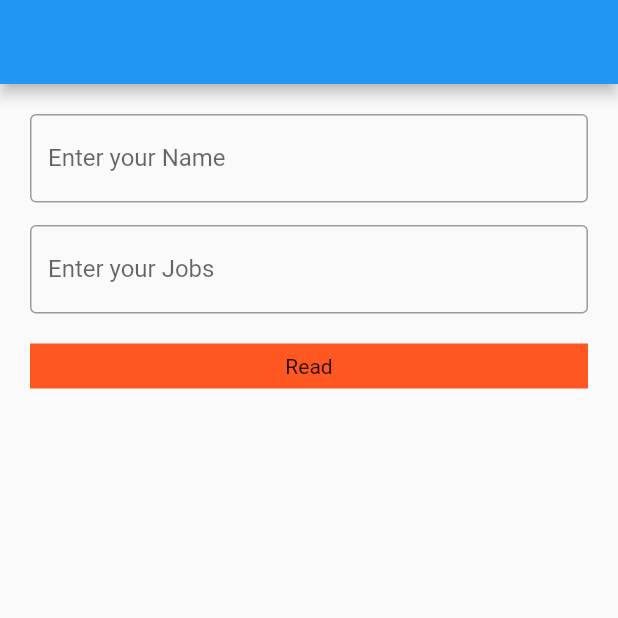
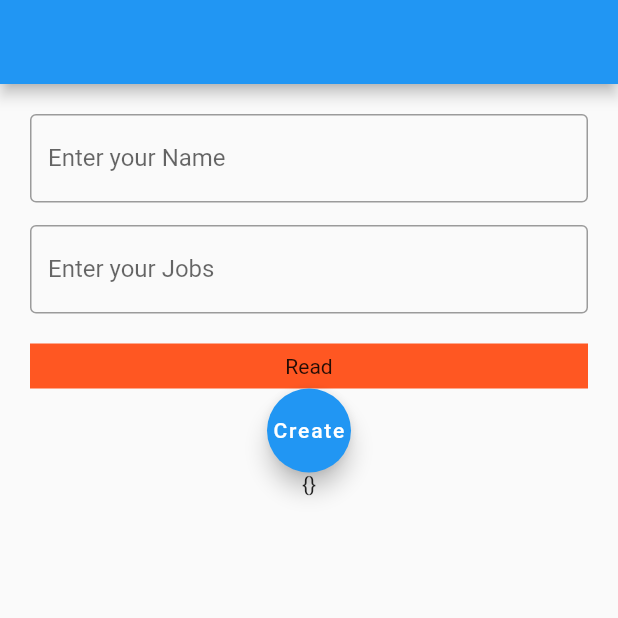
Before and after one commit to Dhiraj1424/apicruid, a Flutter app: the screen it shows after launch, on a phone screen of 412 x 824 dp, the top half of it. Run offline on Flutter 3.47's test engine with Material 2 defaults, Android fonts, the phone set to English and light mode, and no system bars.

Commit message:
create is done here

```diff
--- a/lib/screens/home.dart
+++ b/lib/screens/home.dart
@@ -1,4 +1,6 @@
+import 'package:flutter/cupertino.dart';
 import 'package:flutter/material.dart';
+import 'package:fluttercrudapi/repo/user_repo.dart';
 
 class HomePage extends StatefulWidget {
   const HomePage({ Key? key }) : super(key: key);
@@ -8,16 +10,23 @@ class HomePage extends StatefulWidget {
 }
 
 class _HomePageState extends State<HomePage> {
+  Map response={};
+      var name=TextEditingController();
+    var job=TextEditingController();
+      final _formKey = GlobalKey<FormState>();
+
   @override
   Widget build(BuildContext context) {
+
     return Scaffold(
       appBar: AppBar(),
-      body: Container(
+      body: SingleChildScrollView(
+        child: Container(
           margin: EdgeInsets.only(left: 20, right: 20,top: 20),
-        child: Form(child: Column(
+          child: Column(
             children: [
               TextFormField(
-
+                controller: name,
                 decoration:const InputDecoration(
           border: OutlineInputBorder(),
           hintText: 'Name',
@@ -30,7 +39,7 @@ class _HomePageState extends State<HomePage> {
                 height: 15,
               ),
               TextFormField(
-
+                controller: job,
                 decoration:const InputDecoration(
           border: OutlineInputBorder(
 
@@ -42,7 +51,7 @@ class _HomePageState extends State<HomePage> {
 
               ),
               ),
-            SizedBox(
+              const SizedBox(
                 height: 20,
               ),
             GestureDetector(
@@ -53,13 +62,23 @@ class _HomePageState extends State<HomePage> {
               child: Container(
                 height: 30,
                 width: double.infinity,
-              child: Center(child: Text('Read')),
+                child: const Center(child: Text('Read')),
                 color: Colors.deepOrange,
               ),
-          )
+            ),
+              FloatingActionButton(
+
+              child: const Text('Create'), onPressed: ()async{
+              Map data=  await UserRepo().SendUser(name.text, job.text);
+             setState(() {
+               response=data;
+             });
+              }),
+              Text(response.toString()),
 
             ],
-        )
+          ),
+
         ),
       ),
 
```
Also changed, not shown: lib/repo/user_repo.dart (+26 -0 lines). Lines whose indentation alone changed are shown as unchanged.
